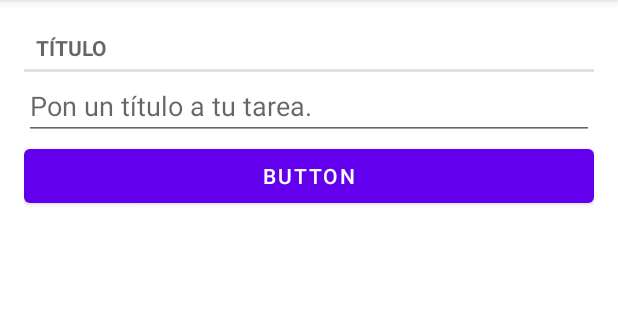
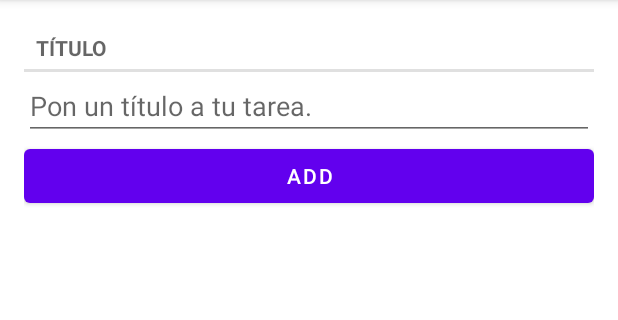
Before and after one commit to reivax26/todoList, an Android app: the screen it shows after launch (MainActivity), after a tap on an icon or button, on a phone screen of 412 x 824 dp, the part 84-404 px from its top. Run offline under Robolectric (Android 15) with nearby library versions, the phone set to English and light mode, and no system bars.

Commit message:
marcar tareas realizada error tareas impares boolean true

```diff
--- a/app/src/main/java/com/xavier/pouyadoux/prog1/todolist/Tarea.java
+++ b/app/src/main/java/com/xavier/pouyadoux/prog1/todolist/Tarea.java
@@ -6,7 +6,7 @@ public class Tarea {
 
     private UUID mId;
     private String mTitulo;
-    private boolean mRealizada;
+    private Boolean mRealizada;
 
     public Tarea() {
         mId = UUID.randomUUID();
@@ -32,7 +32,7 @@ public class Tarea {
         return mRealizada;
     }
 
-    public void setRealizado(boolean mRealizada) {
+    public void setRealizado(Boolean mRealizada) {
         this.mRealizada = mRealizada;
     }
 
--- a/app/src/main/java/com/xavier/pouyadoux/prog1/todolist/TareaLab.java
+++ b/app/src/main/java/com/xavier/pouyadoux/prog1/todolist/TareaLab.java
@@ -21,7 +21,7 @@ public class TareaLab {
     private TareaLab(Context context) {
         mTareas = new ArrayList<>();
 
-        for (int i = 0; i < mTareas.size(); i++) {
+        for (int i = 0; i < 5; i++) {
             Tarea tarea = new Tarea();
             tarea.setTitle("Tarea #" + i);
             tarea.setRealizado(i % 2 == 0);
--- a/app/src/main/res/layout/tarea_fragment.xml
+++ b/app/src/main/res/layout/tarea_fragment.xml
@@ -15,12 +15,12 @@
         android:id="@+id/tarea_titulo"
         android:layout_width="match_parent"
         android:layout_height="wrap_content"
-        android:hint="@string/pon_titulo_tarea"/>
+        android:hint="@string/pon_titulo_tarea" />
 
     <Button
         android:id="@+id/button"
         android:layout_width="match_parent"
         android:layout_height="wrap_content"
-        android:text="Button" />
+        android:text="@string/add" />
 
 </LinearLayout>
--- a/app/src/main/res/values/strings.xml
+++ b/app/src/main/res/values/strings.xml
@@ -5,5 +5,6 @@
     <string name="Titulo_main_activity">Tareas</string>
     <string name="pon_titulo_tarea">Pon un título a tu tarea.</string>
     <string name="t_tulo">Título</string>
+    <string name="add">Add</string>
 
 </resources>
```
Also changed, not shown: app/src/main/java/com/xavier/pouyadoux/prog1/todolist/ListFragment.java (+17 -5 lines), app/src/main/java/com/xavier/pouyadoux/prog1/todolist/MainActivity.java (+33 -13 lines).
